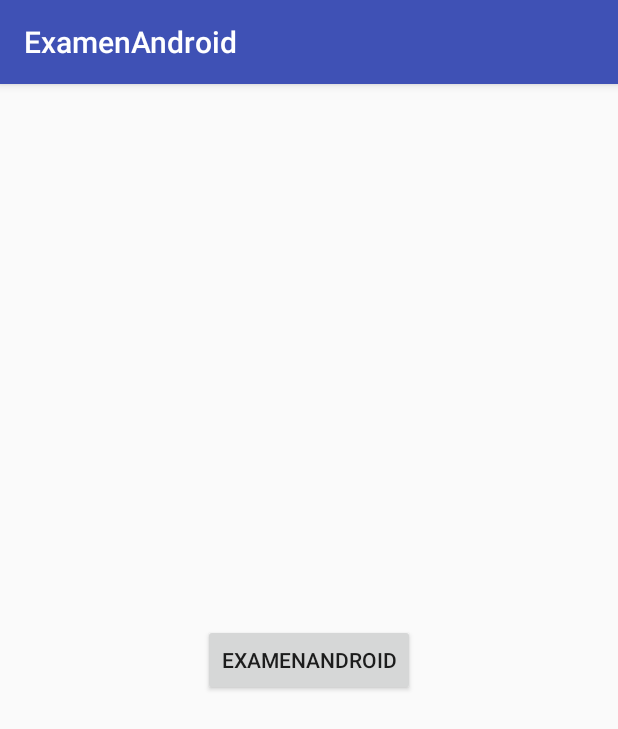
After one commit to taysir20/entrega2Android, an Android app: the SecondActivity screen opened directly, with no data from a screen before it, on a phone screen of 412 x 824 dp. The commit adds this screen. Shown: the top 729 px of the screen. Run offline under Robolectric (Android 15) with nearby library versions, the phone set to English and light mode, and no system bars; our stand-ins replace Firebase (no records; nobody signed in at launch, a user with empty details on screens opened directly).

Commit message:
Añadido el DataHolder para guardar el FirebaseAdmin, el SecondActivity y su Second ActivityEvents, el logueo y cierre de sesión

```diff
--- a/entrega2/src/main/java/com/example/entrega2/MainActivityEvents.java
+++ b/entrega2/src/main/java/com/example/entrega2/MainActivityEvents.java
@@ -2,6 +2,7 @@ package com.example.entrega2;
 
 import android.content.Intent;
 import android.support.annotation.NonNull;
+import android.support.v4.app.FragmentTransaction;
 
 import com.example.entrega2.firebase.FirebaseAdminListener;
 import com.example.mylib.fragment.LoginFragmentListener;
@@ -61,7 +62,7 @@ public class MainActivityEvents implements LoginFragmentListener, RegisterFragme
     @Override
     public void registerOk(boolean ok) {
     if(ok){
-        android.support.v4.app.FragmentTransaction transition = mainActivity.getSupportFragmentManager().beginTransaction();
+        FragmentTransaction transition = mainActivity.getSupportFragmentManager().beginTransaction();
         transition.hide(mainActivity.getRegisterFragment());
         transition.show(mainActivity.getLoginFragment());
         transition.commit();
--- a/entrega2/src/main/java/com/example/entrega2/SecondActivity.java
+++ b/entrega2/src/main/java/com/example/entrega2/SecondActivity.java
@@ -29,14 +29,14 @@ public class SecondActivity extends AppCompatActivity {
         this.btnLogOut = this.findViewById(R.id.btnLogOut);
         this.lblBievenida.setText(R.string.lblBienvenida);
         this.btnLogOut.setText(R.string.btnLogOut);
-        events = new SecondActivityEvents(this);
+        events = new SecondActivityEvents(this);//instanciamos el events del secondActivity
         DataHolder.MyDataHolder.getFirebaseAdmin().setFirebaseAdminListener(events);
         /*
         Para no perder la referencia a firebaseAdmin dado que de un activity a otro todo pasa a null,
         entonces lo guardamos en el dataHolder y se desde el second activity lo llamamos y decimos que sobrescriba
         los eventos que escucha dado qeu ahora escuchará los del second activity.
          */
-        this.btnLogOut.setOnClickListener(events);
+        this.btnLogOut.setOnClickListener(events); // decimos que ekl escuchardor del onclick del btn de logout sea el SecondActivityEvents
 
         //this.listFragment = (ListFragment) getSupportFragmentManager().findFragmentById(R.id.fragmentList);
         /*
--- a/entrega2/src/main/java/com/example/entrega2/SecondActivityEvents.java
+++ b/entrega2/src/main/java/com/example/entrega2/SecondActivityEvents.java
@@ -66,8 +66,8 @@ public class SecondActivityEvents implements View.OnClickListener, FirebaseAdmin
 
     @Override
     public void signOutOk(boolean ok) {
-        System.out.println("eeebuehhhKitipasa: " + ok);
         if (ok) {
+
             Intent intent = new Intent(secondActivity, MainActivity.class);
             secondActivity.startActivity(intent);
             secondActivity.finish();
--- a/examenAndroid/build.gradle
+++ b/examenAndroid/build.gradle
@@ -37,7 +37,8 @@ dependencies {
     /*
     Implementamos firebase Auth para la autentificación, core para y database para el manejo de la bbdds
      */
-    implementation 'com.google.firebase:firebase-auth:11.0.4'
+    compile 'com.google.firebase:firebase-auth:11.0.4'
+    //implementation 'com.google.firebase:firebase-auth:11.0.4'
     compile 'com.google.firebase:firebase-core:11.0.4'
     compile 'com.google.firebase:firebase-database:11.0.4'
 }
--- a/examenAndroid/src/main/AndroidManifest.xml
+++ b/examenAndroid/src/main/AndroidManifest.xml
@@ -16,6 +16,7 @@
                 <category android:name="android.intent.category.LAUNCHER" />
             </intent-filter>
         </activity>
+        <activity android:name=".SecondActivity"></activity>
     </application>
 
 </manifest>
--- /dev/null
+++ b/examenAndroid/src/main/java/com/example/examenandroid/DataHolder.java
@@ -0,0 +1,24 @@
+package com.example.examenandroid;
+
+import com.example.examenandroid.firebase.FirebaseAdmin;
+import com.example.mylib.fragment.ListFragment;
+
+/**
+ * Created by tay on 19/12/17.
+ */
+
+public class DataHolder {
+    public static class MyDataHolder {
+        public static FirebaseAdmin firebaseAdmin;
+
+        public static FirebaseAdmin getFirebaseAdmin() {
+            return firebaseAdmin;
+        }
+
+        public static void setFirebaseAdmin(FirebaseAdmin firebaseAdmin) {
+            MyDataHolder.firebaseAdmin = firebaseAdmin;
+        }
+
+    }
+
+}
--- a/examenAndroid/src/main/java/com/example/examenandroid/MainActivity.java
+++ b/examenAndroid/src/main/java/com/example/examenandroid/MainActivity.java
@@ -40,9 +40,10 @@ public class MainActivity extends AppCompatActivity {
          entonces se instanciará la variable Auth con la que vamos a trabajar para el registro y logueo de usuarios.
           */
         this.setFirebaseAdmin(new FirebaseAdmin());
+        this.setMainActivityEvents(new MainActivityEvents(this));
         //Decimos a la clase FirebaseAdmin quién será su escuchador, en este caso MainActivityEvents esuchará por todos los eventos de FirebaseAdmin
         this.getFirebaseAdmin().setFirebaseAdminListener(this.getMainActivityEvents());
-        this.setMainActivityEvents(new MainActivityEvents(this));
+
         //Instanciación de los fragmentos
         this.setLoginFragment(new LoginFragment());
         this.setRegisterFragment(new RegisterFragment());
--- /dev/null
+++ b/examenAndroid/src/main/java/com/example/examenandroid/SecondActivity.java
@@ -0,0 +1,40 @@
+package com.example.examenandroid;
+
+import android.support.v4.app.FragmentTransaction;
+import android.support.v7.app.AppCompatActivity;
+import android.os.Bundle;
+import android.widget.Button;
+
+import com.example.mylib.fragment.ListFragment;
+
+public class SecondActivity extends AppCompatActivity {
+    private Button btnLogOut;
+    private SecondActivityEvents events;
+
+    @Override
+    protected void onCreate(Bundle savedInstanceState) {
+        super.onCreate(savedInstanceState);
+        setContentView(R.layout.activity_second);
+        this.btnLogOut = this.findViewById(R.id.btnLogOut); //clincamos el btn con su componente visual
+        this.btnLogOut.setText(R.string.btnLogOut); // establecemos el texto del btn
+        events = new SecondActivityEvents(this);
+
+        /*
+        Para no perder la referencia a firebaseAdmin dado que de un activity a otro todo pasa a null,
+        entonces lo guardamos en el dataHolder y se desde el second activity lo llamamos y decimos que sobrescriba
+        los eventos que escucha dado qeu ahora escuchará los del second activity.
+         */
+        DataHolder.MyDataHolder.getFirebaseAdmin().setFirebaseAdminListener(events);
+        this.btnLogOut.setOnClickListener(events);
+
+
+    }
+
+    public Button getBtnLogOut() {
+        return btnLogOut;
+    }
+
+    public void setBtnLogOut(Button btnLogOut) {
+        this.btnLogOut = btnLogOut;
+    }
+}
--- /dev/null
+++ b/examenAndroid/src/main/res/layout/activity_second.xml
@@ -0,0 +1,22 @@
+<?xml version="1.0" encoding="utf-8"?>
+<android.support.constraint.ConstraintLayout xmlns:android="http://schemas.android.com/apk/res/android"
+    xmlns:app="http://schemas.android.com/apk/res-auto"
+    xmlns:tools="http://schemas.android.com/tools"
+    android:layout_width="match_parent"
+    android:layout_height="match_parent"
+    tools:context="com.example.examenandroid.SecondActivity">
+
+    <Button
+        android:id="@+id/btnLogOut"
+        android:layout_width="wrap_content"
+        android:layout_height="wrap_content"
+        android:layout_marginBottom="8dp"
+        android:layout_marginEnd="8dp"
+        android:layout_marginStart="8dp"
+        android:layout_marginTop="8dp"
+        android:text="Button"
+        app:layout_constraintBottom_toBottomOf="parent"
+        app:layout_constraintEnd_toEndOf="parent"
+        app:layout_constraintStart_toStartOf="parent"
+        app:layout_constraintTop_toTopOf="parent" />
+</android.support.constraint.ConstraintLayout>
--- a/examenAndroid/src/main/res/values/strings.xml
+++ b/examenAndroid/src/main/res/values/strings.xml
@@ -1,3 +1,4 @@
 <resources>
     <string name="app_name">ExamenAndroid</string>
+    <string name="btnLogOut">ExamenAndroid</string>
 </resources>
```
Also changed, not shown: examenAndroid/src/main/java/com/example/examenandroid/MainActivityEvents.java (+16 -4 lines), examenAndroid/src/main/java/com/example/examenandroid/SecondActivityEvents.java (added, +66 -0 lines), examenAndroid/src/main/java/com/example/examenandroid/firebase/FirebaseAdmin.java (+52 -4 lines).
